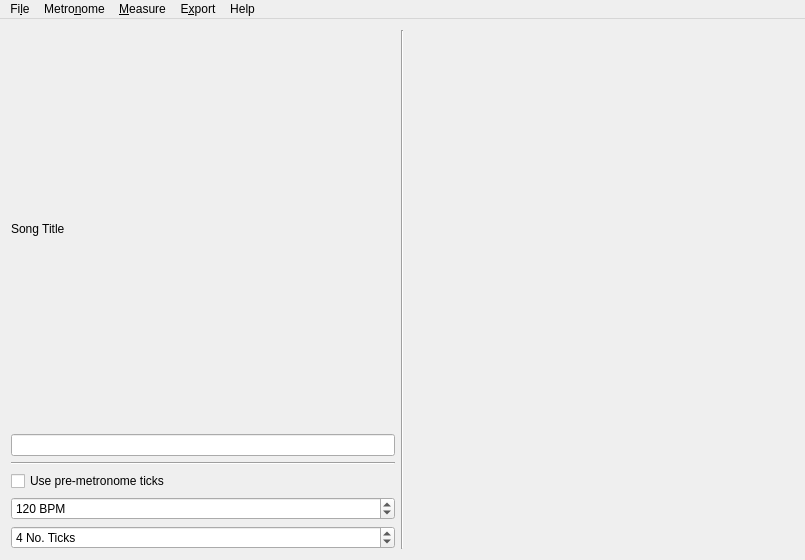
First picture: the form in src/ui/mainwindow.ui, repository bartkessels/AdvancedMetronome, before the edit.
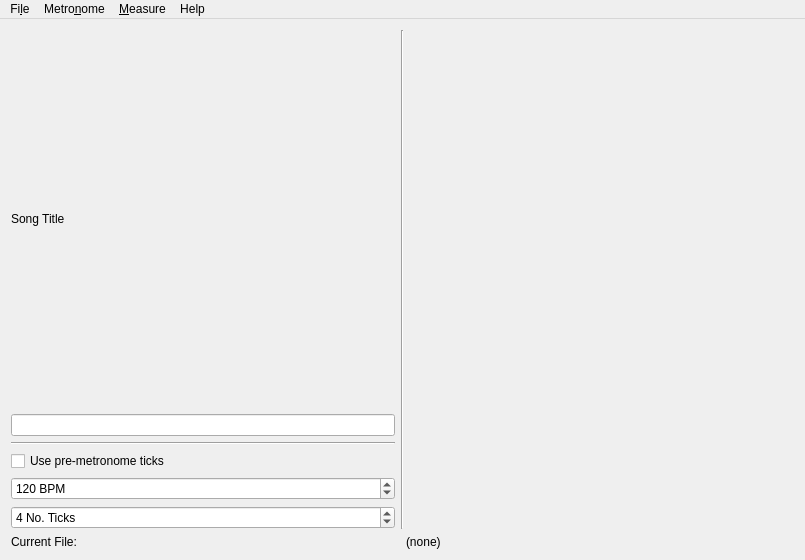
Second picture: the form after the edit.

The edit to the form file:
```diff
--- a/src/ui/mainwindow.ui
+++ b/src/ui/mainwindow.ui
@@ -14,6 +14,8 @@
    <string>MainWindow</string>
   </property>
   <widget class="QWidget" name="centralWidget">
+   <layout class="QVBoxLayout" name="verticalLayout">
+    <item>
    <layout class="QHBoxLayout" name="horizontalLayout">
     <item>
      <layout class="QVBoxLayout" name="vLayout_information">
@@ -100,8 +102,8 @@
         <rect>
          <x>0</x>
          <y>0</y>
-         <width>389</width>
-         <height>523</height>
+           <width>388</width>
+           <height>496</height>
         </rect>
        </property>
        <layout class="QVBoxLayout" name="verticalLayout_2">
@@ -132,6 +134,26 @@
      </widget>
     </item>
    </layout>
+    </item>
+    <item>
+     <layout class="QHBoxLayout" name="hLayout_currentFile">
+      <item>
+       <widget class="QLabel" name="lbl_currentFIleLabel">
+        <property name="text">
+         <string>Current File:</string>
+        </property>
+       </widget>
+      </item>
+      <item>
+       <widget class="QLabel" name="lbl_currentFile">
+        <property name="text">
+         <string>(none)</string>
+        </property>
+       </widget>
+      </item>
+     </layout>
+    </item>
+   </layout>
   </widget>
   <widget class="QMenuBar" name="menuBar">
    <property name="geometry">
@@ -157,12 +179,6 @@
     </property>
     <addaction name="actionAdd_Measure"/>
    </widget>
-   <widget class="QMenu" name="menuExport">
-    <property name="title">
-     <string>E&amp;xport</string>
-    </property>
-    <addaction name="actionExport_to_Audio_FIle"/>
-   </widget>
    <widget class="QMenu" name="menuHelp">
     <property name="title">
      <string>Help</string>
@@ -182,7 +198,6 @@
    <addaction name="menuFile"/>
    <addaction name="menuMetronome"/>
    <addaction name="menuMeasure"/>
-   <addaction name="menuExport"/>
    <addaction name="menuHelp"/>
   </widget>
   <action name="actionSave">
```
Left out of the diff: 22 changed lines with no effect on the pictures. Lines whose indentation alone changed are shown as unchanged.
